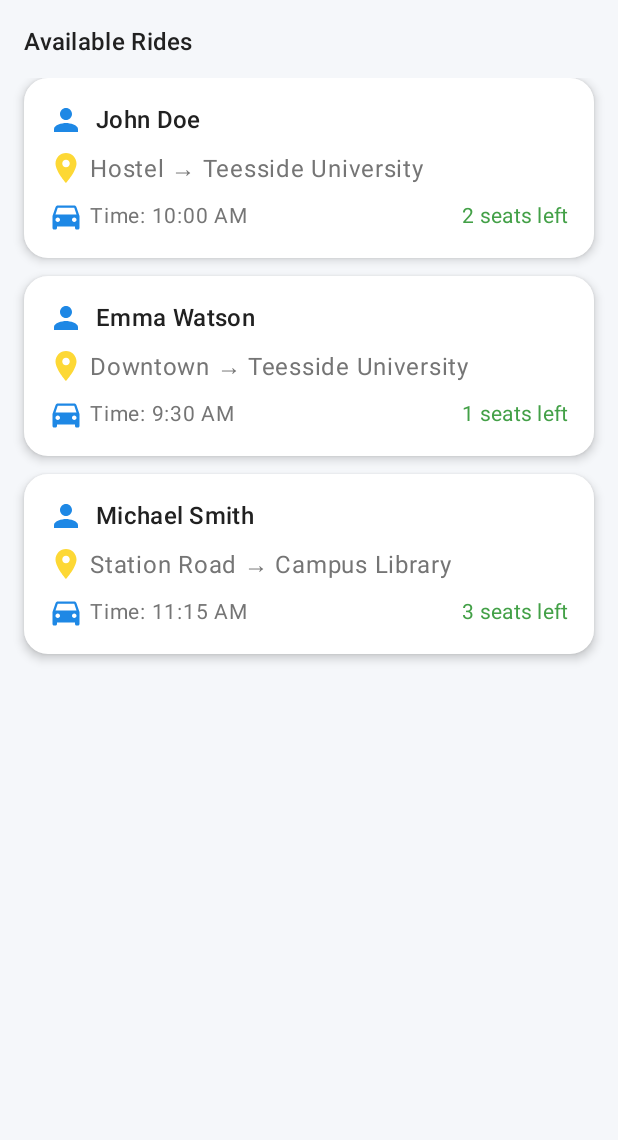
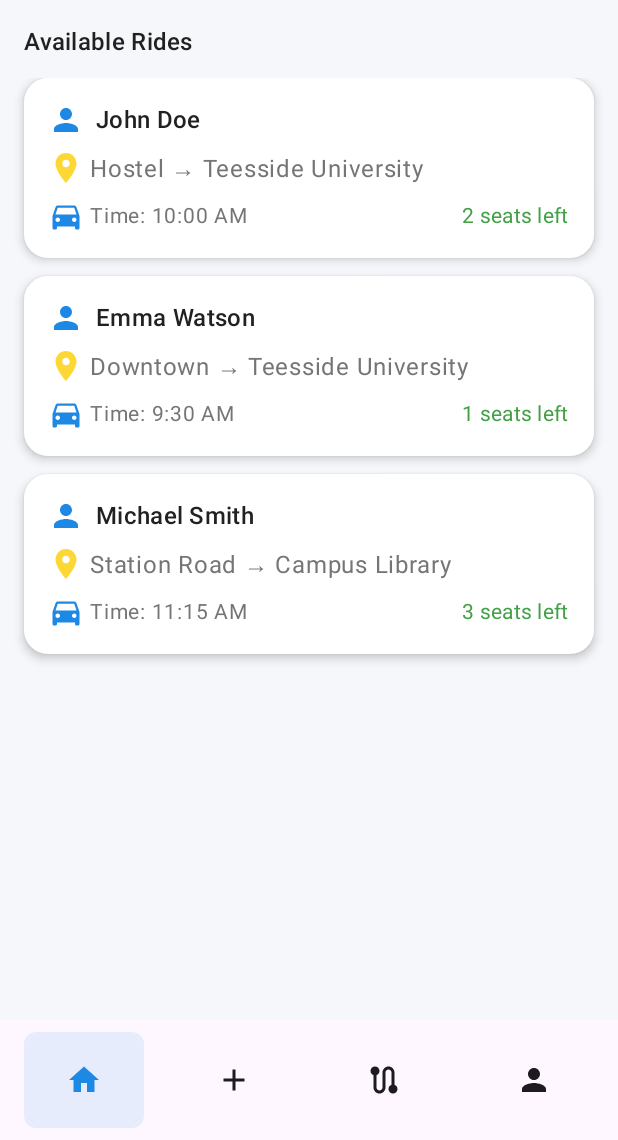
Before and after one commit to Pantham-CharanNagaBbu/RideHive, an Android app built with Jetpack Compose: the Home screen opened through its navigation route, on a phone screen of 412 x 824 dp, the part 96-1236 px from its top. Run offline under Robolectric (Android 15) with nearby library versions, the phone set to English and light mode, and no system bars; our stand-ins replace Dagger/Hilt's generated code, Firebase (no records; nobody signed in at launch, a user with empty details on screens opened directly).

Commit message:
Bottom navigation added

```diff
--- a/app/src/main/java/uk/ac/tees/mad/ridehive/MainActivity.kt
+++ b/app/src/main/java/uk/ac/tees/mad/ridehive/MainActivity.kt
@@ -18,6 +18,25 @@ import uk.ac.tees.mad.ridehive.display.Login
 import uk.ac.tees.mad.ridehive.display.SignUp
 import uk.ac.tees.mad.ridehive.display.Splash
 import uk.ac.tees.mad.ridehive.ui.theme.RideHiveTheme
+import androidx.compose.foundation.background
+import androidx.compose.foundation.layout.*
+import androidx.compose.foundation.shape.CircleShape
+import androidx.compose.foundation.shape.RoundedCornerShape
+import androidx.compose.material3.*
+import androidx.compose.ui.Alignment
+import androidx.compose.ui.draw.clip
+import androidx.compose.ui.draw.shadow
+import androidx.compose.ui.graphics.Color
+import androidx.compose.ui.graphics.vector.ImageVector
+import androidx.compose.ui.unit.dp
+import androidx.compose.ui.unit.sp
+import androidx.compose.material.icons.Icons
+import androidx.compose.material.icons.filled.Add
+import androidx.compose.material.icons.filled.Home
+import androidx.compose.material.icons.filled.Person
+import androidx.compose.material.icons.filled.Route
+import androidx.compose.material.icons.filled.Search
+import androidx.compose.ui.tooling.preview.Preview
 
 @AndroidEntryPoint
 class MainActivity : ComponentActivity() {
@@ -34,6 +53,82 @@ class MainActivity : ComponentActivity() {
     }
 }
 
+data class NavItem(
+    val label: String,
+    val icon: ImageVector,
+    val route: String
+)
+
+@Composable
+fun CustomBottomNavBar(
+    selectedRoute: String,
+    onNavItemClick: (String) -> Unit,
+    modifier: Modifier = Modifier
+) {
+    val navItems = listOf(
+        NavItem("Home", Icons.Default.Home, navigation.Home.route),
+        NavItem("Post", Icons.Default.Add, ""),
+        NavItem("My Rides", Icons.Default.Route, ""),
+        NavItem("Profile", Icons.Default.Person, "")
+    )
+
+    Box(
+        modifier = modifier
+            .fillMaxWidth()
+            .height(80.dp)
+            .background(MaterialTheme.colorScheme.surface)
+            .padding(horizontal = 16.dp)
+    ) {
+        Row(
+            modifier = Modifier
+                .fillMaxWidth()
+                .padding(vertical = 8.dp),
+            horizontalArrangement = Arrangement.SpaceBetween,
+            verticalAlignment = Alignment.CenterVertically
+        ) {
+            navItems.forEach { item ->
+
+                    Column(
+                        horizontalAlignment = Alignment.CenterHorizontally,
+                        modifier = Modifier
+                            .width(80.dp)
+                            .clip(RoundedCornerShape(8.dp))
+                            .background(
+                                if (selectedRoute == item.route) {
+                                    MaterialTheme.colorScheme.primary.copy(alpha = 0.1f)
+                                } else {
+                                    Color.Transparent
+                                }
+                            )
+                            .padding(12.dp)
+                    ) {
+                        IconButton(onClick = { onNavItemClick(item.route) }) {
+                            Icon(
+                                imageVector = item.icon,
+                                contentDescription = item.label,
+                                tint = if (selectedRoute == item.route) {
+                                    MaterialTheme.colorScheme.primary
+                                } else {
+                                    MaterialTheme.colorScheme.onSurface
+                                }
+                            )
+                        }
+                    }
+            }
+        }
+    }
+}
+
+@Composable
+@Preview
+fun CustomBottomNavBarPreview() {
+    MaterialTheme {
+        CustomBottomNavBar(
+            selectedRoute = "home",
+            onNavItemClick = { /* Handle click */ }
+        )
+    }
+}
 
 sealed class navigation(val route : String){
     object Splash : navigation("splash")
--- a/app/src/main/java/uk/ac/tees/mad/ridehive/display/Home.kt
+++ b/app/src/main/java/uk/ac/tees/mad/ridehive/display/Home.kt
@@ -16,6 +16,7 @@ import androidx.compose.ui.Modifier
 import androidx.compose.ui.graphics.Color
 import androidx.compose.ui.unit.dp
 import androidx.compose.ui.unit.sp
+import uk.ac.tees.mad.ridehive.CustomBottomNavBar
 import uk.ac.tees.mad.ridehive.ui.theme.*
 
 data class Ride(
@@ -45,6 +46,12 @@ fun Home() {
                         style = MaterialTheme.typography.headlineSmall
                     )
                 }
+            )
+        },
+        bottomBar = {
+            CustomBottomNavBar(
+                selectedRoute = "home",
+                onNavItemClick = { /* Handle click */ }
             )
         }
     ) { padding ->
```
Also changed, not shown: app/src/main/java/uk/ac/tees/mad/ridehive/ui/theme/Theme.kt (+7 -7 lines).
